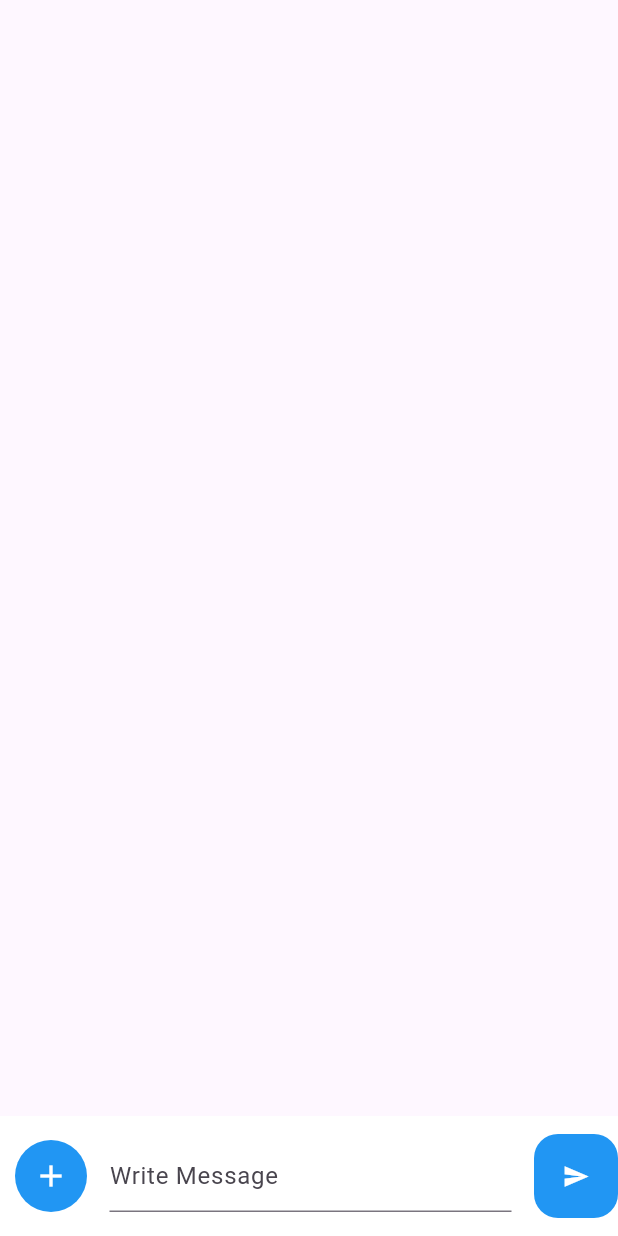
After one commit to wahab499/whatsapp_ui, a Flutter app: the MessageScreen screen opened directly, on a phone screen of 412 x 824 dp. The commit adds this screen. Run offline on Flutter 3.47's test engine with Material 3 defaults, Android fonts, the phone set to English and light mode, and no system bars; our stand-ins replace camera, modal_bottom_sheet.

Commit message:
Chat messages

```diff
--- /dev/null
+++ b/lib/message.dart
@@ -0,0 +1,60 @@
+import 'package:flutter/material.dart';
+
+class MessageScreen extends StatefulWidget {
+  const MessageScreen({super.key});
+
+  @override
+  State<MessageScreen> createState() => _MessageScreenState();
+}
+
+final TextEditingController _controller = TextEditingController();
+
+class _MessageScreenState extends State<MessageScreen> {
+  @override
+  Widget build(BuildContext context) {
+    return Scaffold(
+      body: Stack(
+        children: [
+          Align(
+            alignment: Alignment.bottomLeft,
+            child: Container(
+              padding: EdgeInsets.only(left: 10, bottom: 10, top: 10),
+              height: 80,
+              width: double.infinity,
+              color: Colors.white,
+              child: Row(
+                children: [
+                  Container(
+                    decoration: BoxDecoration(
+                      borderRadius: BorderRadius.circular(30),
+                      color: Colors.blue,
+                    ),
+                    child: IconButton(
+                      onPressed: () {},
+                      icon: Icon(Icons.add),
+                      color: Colors.white,
+                    ),
+                  ),
+                  SizedBox(width: 15),
+                  Expanded(
+                    child: TextField(
+                      controller: _controller,
+                      decoration: InputDecoration(hintText: 'Write Message'),
+                    ),
+                  ),
+                  SizedBox(width: 15),
+                  FloatingActionButton(
+                    onPressed: () {},
+                    backgroundColor: Colors.blue,
+                    elevation: 0,
+                    child: Icon(Icons.send, color: Colors.white, size: 18),
+                  ),
+                ],
+              ),
+            ),
+          ),
+        ],
+      ),
+    );
+  }
+}
```
Also changed, not shown: lib/camera.dart (+82 -5 lines), lib/chatscreen.dart (+9 -0 lines).
